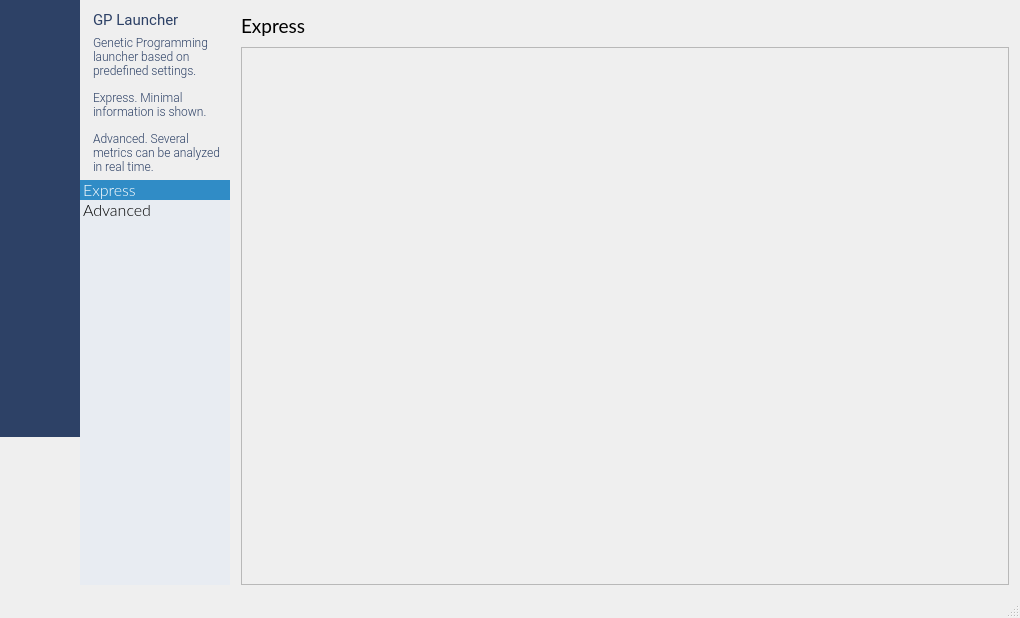
Before: the Qt Designer form source/mainwidget.ui in emigdioz/LeafGP, drawn with Qt 5.
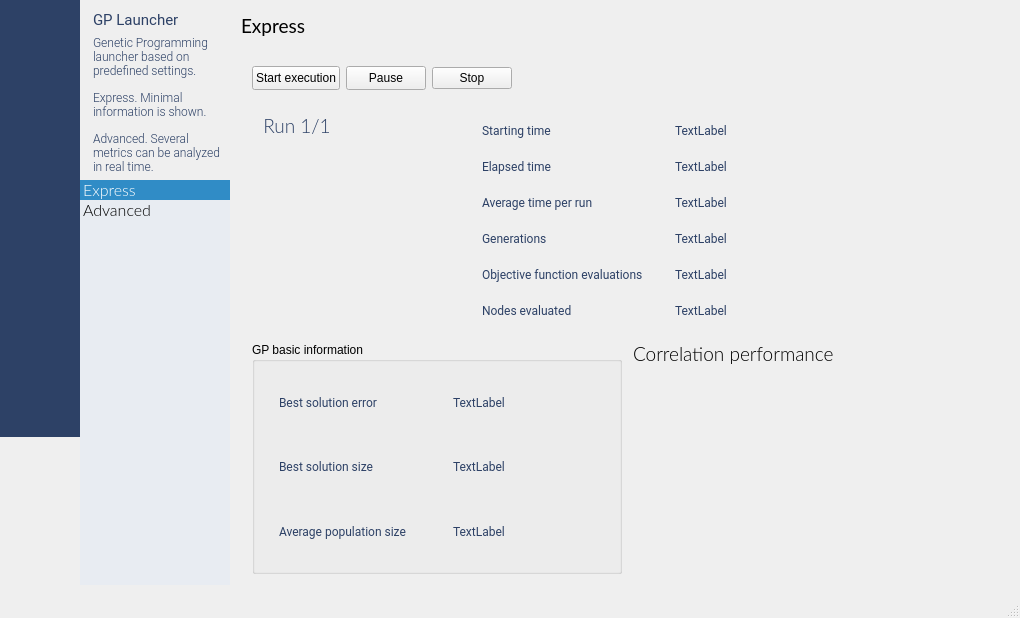
After: the same form once the commit is applied. The open tabs and pages were chosen to show the change. Icons and pictures are not drawn. Custom widgets are drawn as their Qt base class.

The edit to the form file:
```diff
--- a/source/mainwidget.ui
+++ b/source/mainwidget.ui
@@ -3701,27 +3701,500 @@
               <item>
                <widget class="QFrame" name="frame_10">
                 <property name="frameShape">
-                 <enum>QFrame::StyledPanel</enum>
+                 <enum>QFrame::NoFrame</enum>
                 </property>
                 <property name="frameShadow">
                  <enum>QFrame::Raised</enum>
                 </property>
-                <widget class="circularProgressWidget" name="circularProgress" native="true">
-                 <property name="geometry">
-                  <rect>
-                   <x>570</x>
-                   <y>50</y>
-                   <width>150</width>
-                   <height>150</height>
-                  </rect>
-                 </property>
-                 <property name="sizePolicy">
-                  <sizepolicy hsizetype="Fixed" vsizetype="Fixed">
-                   <horstretch>0</horstretch>
-                   <verstretch>0</verstretch>
-                  </sizepolicy>
-                 </property>
-                </widget>
+                <layout class="QGridLayout" name="gridLayout_65">
+                 <item row="0" column="0">
+                  <layout class="QVBoxLayout" name="verticalLayout_21">
+                   <item>
+                    <widget class="QFrame" name="frame_26">
+                     <property name="maximumSize">
+                      <size>
+                       <width>16777215</width>
+                       <height>40</height>
+                      </size>
+                     </property>
+                     <property name="frameShape">
+                      <enum>QFrame::NoFrame</enum>
+                     </property>
+                     <property name="frameShadow">
+                      <enum>QFrame::Raised</enum>
+                     </property>
+                     <layout class="QGridLayout" name="gridLayout_61">
+                      <property name="leftMargin">
+                       <number>0</number>
+                      </property>
+                      <property name="topMargin">
+                       <number>0</number>
+                      </property>
+                      <property name="rightMargin">
+                       <number>0</number>
+                      </property>
+                      <property name="bottomMargin">
+                       <number>0</number>
+                      </property>
+                      <property name="spacing">
+                       <number>0</number>
+                      </property>
+                      <item row="0" column="0">
+                       <layout class="QHBoxLayout" name="horizontalLayout_4">
+                        <item>
+                         <widget class="QPushButton" name="pushButton_8">
+                          <property name="minimumSize">
+                           <size>
+                            <width>0</width>
+                            <height>24</height>
+                           </size>
+                          </property>
+                          <property name="text">
+                           <string>Start execution</string>
+                          </property>
+                         </widget>
+                        </item>
+                        <item>
+                         <widget class="QPushButton" name="pushButton_7">
+                          <property name="minimumSize">
+                           <size>
+                            <width>0</width>
+                            <height>24</height>
+                           </size>
+                          </property>
+                          <property name="text">
+                           <string>Pause</string>
+                          </property>
+                         </widget>
+                        </item>
+                        <item>
+                         <widget class="QPushButton" name="pushButton_9">
+                          <property name="text">
+                           <string>Stop</string>
+                          </property>
+                         </widget>
+                        </item>
+                        <item>
+                         <spacer name="horizontalSpacer_5">
+                          <property name="orientation">
+                           <enum>Qt::Horizontal</enum>
+                          </property>
+                          <property name="sizeHint" stdset="0">
+                           <size>
+                            <width>40</width>
+                            <height>20</height>
+                           </size>
+                          </property>
+                         </spacer>
+                        </item>
+                       </layout>
+                      </item>
+                     </layout>
+                    </widget>
+                   </item>
+                   <item>
+                    <widget class="QFrame" name="frame_27">
+                     <property name="styleSheet">
+                      <string notr="true">QLabel
+{
+	font-family: Roboto;
+	font-weight: normal;
+	font-size: 9pt;
+	padding-left: 10px;
+	padding-right: 10px;
+	color: rgb(45,65,102);
+}</string>
+                     </property>
+                     <property name="frameShape">
+                      <enum>QFrame::NoFrame</enum>
+                     </property>
+                     <property name="frameShadow">
+                      <enum>QFrame::Raised</enum>
+                     </property>
+                     <layout class="QGridLayout" name="gridLayout_64">
+                      <property name="leftMargin">
+                       <number>0</number>
+                      </property>
+                      <property name="topMargin">
+                       <number>0</number>
+                      </property>
+                      <property name="rightMargin">
+                       <number>0</number>
+                      </property>
+                      <property name="bottomMargin">
+                       <number>0</number>
+                      </property>
+                      <property name="spacing">
+                       <number>0</number>
+                      </property>
+                      <item row="0" column="0">
+                       <layout class="QHBoxLayout" name="horizontalLayout_5">
+                        <item>
+                         <widget class="QFrame" name="frame_29">
+                          <property name="minimumSize">
+                           <size>
+                            <width>200</width>
+                            <height>200</height>
+                           </size>
+                          </property>
+                          <property name="maximumSize">
+                           <size>
+                            <width>200</width>
+                            <height>16777215</height>
+                           </size>
+                          </property>
+                          <property name="frameShape">
+                           <enum>QFrame::NoFrame</enum>
+                          </property>
+                          <property name="frameShadow">
+                           <enum>QFrame::Raised</enum>
+                          </property>
+                          <widget class="circularProgressWidget" name="circularProgress" native="true">
+                           <property name="geometry">
+                            <rect>
+                             <x>10</x>
+                             <y>39</y>
+                             <width>170</width>
+                             <height>170</height>
+                            </rect>
+                           </property>
+                           <property name="sizePolicy">
+                            <sizepolicy hsizetype="Fixed" vsizetype="Fixed">
+                             <horstretch>0</horstretch>
+                             <verstretch>0</verstretch>
+                            </sizepolicy>
+                           </property>
+                           <property name="minimumSize">
+                            <size>
+                             <width>170</width>
+                             <height>170</height>
+                            </size>
+                           </property>
+                          </widget>
+                          <widget class="QLabel" name="label_82">
+                           <property name="geometry">
+                            <rect>
+                             <x>10</x>
+                             <y>10</y>
+                             <width>79</width>
+                             <height>23</height>
+                            </rect>
+                           </property>
+                           <property name="styleSheet">
+                            <string notr="true">QLabel {
+	font-family: Lato;
+	font-weight: 200;
+	font-size: 14pt;
+	padding-left: 1px;
+}</string>
+                           </property>
+                           <property name="text">
+                            <string>Run 1/1</string>
+                           </property>
+                           <property name="alignment">
+                            <set>Qt::AlignCenter</set>
+                           </property>
+                          </widget>
+                         </widget>
+                        </item>
+                        <item>
+                         <widget class="QFrame" name="frame_31">
+                          <property name="frameShape">
+                           <enum>QFrame::NoFrame</enum>
+                          </property>
+                          <property name="frameShadow">
+                           <enum>QFrame::Raised</enum>
+                          </property>
+                          <layout class="QGridLayout" name="gridLayout_67">
+                           <item row="0" column="0">
+                            <layout class="QGridLayout" name="gridLayout_63">
+                             <item row="0" column="0">
+                              <widget class="QLabel" name="label_83">
+                               <property name="text">
+                                <string>Starting time</string>
+                               </property>
+                              </widget>
+                             </item>
+                             <item row="0" column="1">
+                              <widget class="QLabel" name="label_84">
+                               <property name="text">
+                                <string>TextLabel</string>
+                               </property>
+                              </widget>
+                             </item>
+                             <item row="4" column="0">
+                              <widget class="QLabel" name="label_89">
+                               <property name="text">
+                                <string>Objective function evaluations</string>
+                               </property>
+                              </widget>
+                             </item>
+                             <item row="3" column="0">
+                              <widget class="QLabel" name="label_87">
+                               <property name="text">
+                                <string>Generations</string>
+                               </property>
+                              </widget>
+                             </item>
+                             <item row="1" column="1">
+                              <widget class="QLabel" name="label_86">
+                               <property name="text">
+                                <string>TextLabel</string>
+                               </property>
+                              </widget>
+                             </item>
+                             <item row="1" column="0">
+                              <widget class="QLabel" name="label_85">
+                               <property name="text">
+                                <string>Elapsed time</string>
+                               </property>
+                              </widget>
+                             </item>
+                             <item row="3" column="1">
+                              <widget class="QLabel" name="label_88">
+                               <property name="text">
+                                <string>TextLabel</string>
+                               </property>
+                              </widget>
+                             </item>
+                             <item row="0" column="2">
+                              <spacer name="horizontalSpacer_6">
+                               <property name="orientation">
+                                <enum>Qt::Horizontal</enum>
+                               </property>
+                               <property name="sizeHint" stdset="0">
+                                <size>
+                                 <width>40</width>
+                                 <height>20</height>
+                                </size>
+                               </property>
+                              </spacer>
+                             </item>
+                             <item row="5" column="1">
+                              <widget class="QLabel" name="label_92">
+                               <property name="text">
+                                <string>TextLabel</string>
+                               </property>
+                              </widget>
+                             </item>
+                             <item row="5" column="0">
+                              <widget class="QLabel" name="label_90">
+                               <property name="text">
+                                <string>Nodes evaluated</string>
+                               </property>
+                              </widget>
+                             </item>
+                             <item row="4" column="1">
+                              <widget class="QLabel" name="label_91">
+                               <property name="text">
+                                <string>TextLabel</string>
+                               </property>
+                              </widget>
+                             </item>
+                             <item row="2" column="0">
+                              <widget class="QLabel" name="label_100">
+                               <property name="text">
+                                <string>Average time per run</string>
+                               </property>
+                              </widget>
+                             </item>
+                             <item row="2" column="1">
+                              <widget class="QLabel" name="label_101">
+                               <property name="text">
+                                <string>TextLabel</string>
+                               </property>
+                              </widget>
+                             </item>
+                            </layout>
+                           </item>
+                          </layout>
+                         </widget>
+                        </item>
+                       </layout>
+                      </item>
+                     </layout>
+                    </widget>
+                   </item>
+                   <item>
+                    <widget class="QFrame" name="frame_28">
+                     <property name="minimumSize">
+                      <size>
+                       <width>0</width>
+                       <height>0</height>
+                      </size>
+                     </property>
+                     <property name="frameShape">
+                      <enum>QFrame::NoFrame</enum>
+                     </property>
+                     <property name="frameShadow">
+                      <enum>QFrame::Raised</enum>
+                     </property>
+                     <layout class="QGridLayout" name="gridLayout_66">
+                      <property name="leftMargin">
+                       <number>0</number>
+                      </property>
+                      <property name="topMargin">
+                       <number>0</number>
+                      </property>
+                      <property name="rightMargin">
+                       <number>0</number>
+                      </property>
+                      <property name="bottomMargin">
+                       <number>0</number>
+                      </property>
+                      <property name="spacing">
+                       <number>0</number>
+                      </property>
+                      <item row="0" column="0">
+                       <layout class="QHBoxLayout" name="horizontalLayout_6">
+                        <item>
+                         <widget class="QFrame" name="frame_30">
+                          <property name="frameShape">
+                           <enum>QFrame::NoFrame</enum>
+                          </property>
+                          <property name="frameShadow">
+                           <enum>QFrame::Raised</enum>
+                          </property>
+                          <layout class="QGridLayout" name="gridLayout_62">
+                           <property name="leftMargin">
+                            <number>0</number>
+                           </property>
+                           <property name="topMargin">
+                            <number>0</number>
+                           </property>
+                           <property name="rightMargin">
+                            <number>0</number>
+                           </property>
+                           <property name="bottomMargin">
+                            <number>0</number>
+                           </property>
+                           <property name="spacing">
+                            <number>0</number>
+                           </property>
+                           <item row="0" column="0">
+                            <widget class="QGroupBox" name="groupBox_6">
+                             <property name="styleSheet">
+                              <string notr="true">QLabel
+{
+	font-family: Roboto;
+	font-weight: normal;
+	font-size: 9pt;
+	padding-left: 10px;
+	padding-right: 10px;
+	color: rgb(45,65,102);
+}</string>
+                             </property>
+                             <property name="title">
+                              <string>GP basic information</string>
+                             </property>
+                             <layout class="QGridLayout" name="gridLayout_69">
+                              <item row="0" column="0">
+                               <layout class="QGridLayout" name="gridLayout_68">
+                                <item row="0" column="1">
+                                 <widget class="QLabel" name="label_94">
+                                  <property name="text">
+                                   <string>TextLabel</string>
+                                  </property>
+                                 </widget>
+                                </item>
+                                <item row="0" column="0">
+                                 <widget class="QLabel" name="label_93">
+                                  <property name="text">
+                                   <string>Best solution error</string>
+                                  </property>
+                                 </widget>
+                                </item>
+                                <item row="1" column="1">
+                                 <widget class="QLabel" name="label_96">
+                                  <property name="text">
+                                   <string>TextLabel</string>
+                                  </property>
+                                 </widget>
+                                </item>
+                                <item row="1" column="0">
+                                 <widget class="QLabel" name="label_95">
+                                  <property name="text">
+                                   <string>Best solution size</string>
+                                  </property>
+                                 </widget>
+                                </item>
+                                <item row="2" column="0">
+                                 <widget class="QLabel" name="label_97">
+                                  <property name="text">
+                                   <string>Average population size</string>
+                                  </property>
+                                 </widget>
+                                </item>
+                                <item row="2" column="1">
+                                 <widget class="QLabel" name="label_98">
+                                  <property name="text">
+                                   <string>TextLabel</string>
+                                  </property>
+                                 </widget>
+                                </item>
+                               </layout>
+                              </item>
+                             </layout>
+                            </widget>
+                           </item>
+                          </layout>
+                         </widget>
+                        </item>
+                        <item>
+                         <layout class="QVBoxLayout" name="verticalLayout_22">
+                          <item>
+                           <widget class="QLabel" name="label_99">
+                            <property name="maximumSize">
+                             <size>
+                              <width>16777215</width>
+                              <height>24</height>
+                             </size>
+                            </property>
+                            <property name="styleSheet">
+                             <string notr="true">QLabel {
+	font-family: Lato;
+	font-weight: 200;
+	font-size: 14pt;
+	padding-left: 1px;
+}</string>
+                            </property>
+                            <property name="text">
+                             <string>Correlation performance</string>
+                            </property>
+                           </widget>
+                          </item>
+                          <item>
+                           <widget class="QCustomPlot" name="correlationGPPlot" native="true">
+                            <property name="sizePolicy">
+                             <sizepolicy hsizetype="Preferred" vsizetype="Preferred">
+                              <horstretch>0</horstretch>
+                              <verstretch>0</verstretch>
+                             </sizepolicy>
+                            </property>
+                            <property name="minimumSize">
+                             <size>
+                              <width>200</width>
+                              <height>200</height>
+                             </size>
+                            </property>
+                            <property name="maximumSize">
+                             <size>
+                              <width>600</width>
+                              <height>600</height>
+                             </size>
+                            </property>
+                           </widget>
+                          </item>
+                         </layout>
+                        </item>
+                       </layout>
+                      </item>
+                     </layout>
+                    </widget>
+                   </item>
+                  </layout>
+                 </item>
+                </layout>
                </widget>
               </item>
              </layout>
```
Left out of the diff: 44 changed lines with no effect on the pictures.
